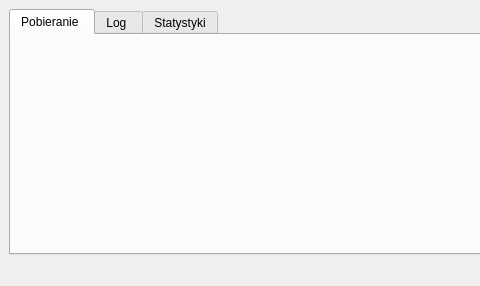
cykus/moorie, file src/moor_gui/src/qmoorie.ui: the form before one commit; both pictures show x 0 to 480 and y 0 to 286 of the 732 by 286 pixel window.
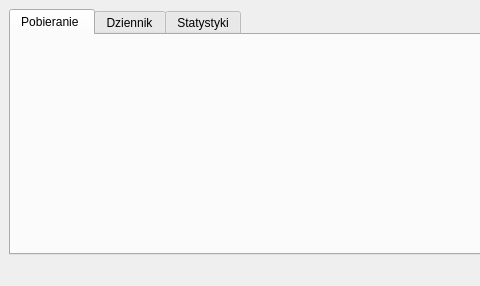
The form after the commit.

Commit message: Zapis/wczytywanie plików do pobrania w xml zamiast txt

What changed in the file:
```diff
--- a/src/moor_gui/src/qmoorie.ui
+++ b/src/moor_gui/src/qmoorie.ui
@@ -39,7 +39,7 @@
       </widget>
       <widget class="QWidget" name="tab">
        <attribute name="title">
-        <string>Log </string>
+        <string>Dziennik</string>
        </attribute>
        <layout class="QGridLayout" name="gridLayout_3">
         <item row="0" column="0">
```
Left out of the diff: 2 changed lines with no effect on the pictures. The commit also changes 2 other files.
